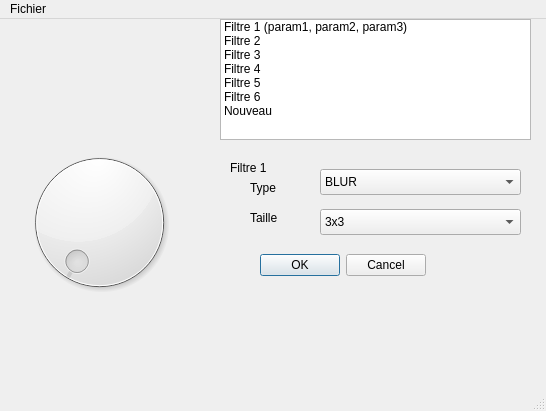
The window that ui/pix_hell.ui (CamaradeTux/pix-hell) describes before a commit, drawn with Qt 5.
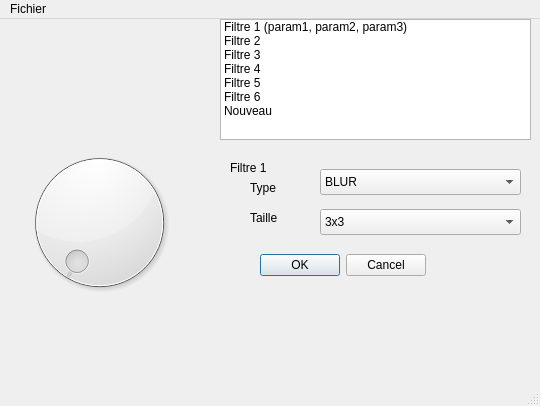
The same window after the commit.

Diff of the .ui file:
```diff
--- a/ui/pix_hell.ui
+++ b/ui/pix_hell.ui
@@ -5,8 +5,8 @@
    <rect>
     <x>0</x>
     <y>0</y>
-    <width>546</width>
-    <height>411</height>
+    <width>540</width>
+    <height>406</height>
    </rect>
   </property>
   <property name="windowTitle" >
@@ -184,7 +184,7 @@
     <rect>
      <x>0</x>
      <y>0</y>
-     <width>546</width>
+     <width>540</width>
      <height>25</height>
     </rect>
    </property>
```
Left out of the diff: 43 changed lines with no effect on the pictures.
